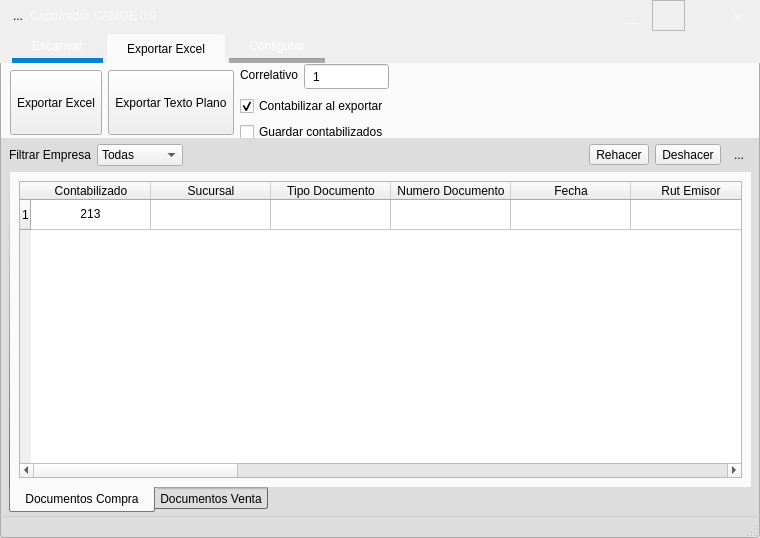
Old version of the form GUI/mainWindow.ui in the repository firenessmax/bte001.
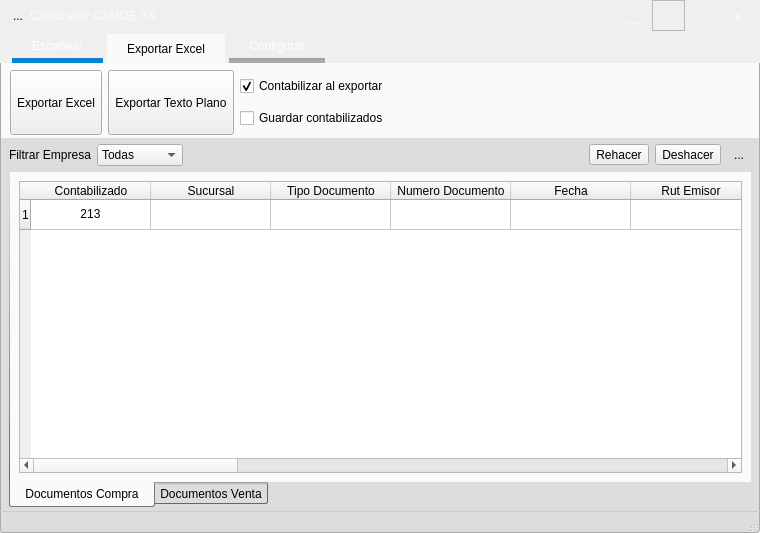
New version of the form. The open tabs and pages were chosen to show the change. Icons and pictures are not drawn.

Commit message: Correlativo y activacion

```diff
--- a/GUI/mainWindow.ui
+++ b/GUI/mainWindow.ui
@@ -7,7 +7,7 @@
     <x>0</x>
     <y>0</y>
     <width>760</width>
-    <height>538</height>
+    <height>533</height>
    </rect>
   </property>
   <property name="windowTitle">
@@ -611,58 +611,6 @@
               </property>
               <item row="0" column="2">
                <layout class="QVBoxLayout" name="verticalLayout_3">
-                <item>
-                 <layout class="QFormLayout" name="formLayout_6">
-                  <property name="fieldGrowthPolicy">
-                   <enum>QFormLayout::AllNonFixedFieldsGrow</enum>
-                  </property>
-                  <item row="0" column="0">
-                   <widget class="QLabel" name="correlativoLabel_3">
-                    <property name="font">
-                     <font>
-                      <family>Segoe UI</family>
-                     </font>
-                    </property>
-                    <property name="text">
-                     <string>Correlativo</string>
-                    </property>
-                   </widget>
-                  </item>
-                  <item row="0" column="1">
-                   <widget class="QSpinBox" name="correlativoSpinBox">
-                    <property name="font">
-                     <font>
-                      <family>Segoe UI</family>
-                     </font>
-                    </property>
-                    <property name="styleSheet">
-                     <string notr="true">padding:4px</string>
-                    </property>
-                    <property name="wrapping">
-                     <bool>false</bool>
-                    </property>
-                    <property name="frame">
-                     <bool>true</bool>
-                    </property>
-                    <property name="buttonSymbols">
-                     <enum>QAbstractSpinBox::NoButtons</enum>
-                    </property>
-                    <property name="specialValueText">
-                     <string/>
-                    </property>
-                    <property name="suffix">
-                     <string/>
-                    </property>
-                    <property name="minimum">
-                     <number>1</number>
-                    </property>
-                    <property name="maximum">
-                     <number>999999999</number>
-                    </property>
-                   </widget>
-                  </item>
-                 </layout>
-                </item>
                 <item>
                  <widget class="QCheckBox" name="contabilizarCheckBox">
                   <property name="font">
```
Left out of the diff: 79 changed lines with no effect on the pictures. The commit also changes 11 other files.
